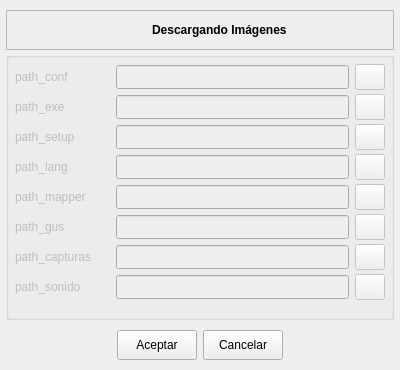
This is ui/importpath.ui in Monthy/gr-lida as Qt 5 draws it before an edit. The edited form follows.
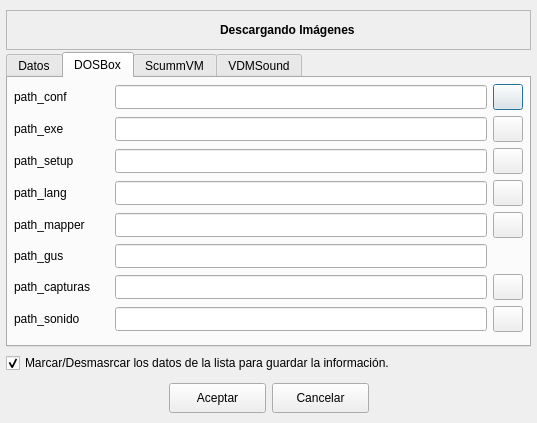
This is the edited form. The open tabs and pages were chosen to show the change. Icons and pictures are not drawn.

Commit message: Cambio de nombre de algunos de los componentes para facilitar su identificación.

What changed in the file:
```diff
--- a/ui/importpath.ui
+++ b/ui/importpath.ui
@@ -6,14 +6,14 @@
    <rect>
     <x>0</x>
     <y>0</y>
-    <width>400</width>
-    <height>370</height>
+    <width>537</width>
+    <height>423</height>
    </rect>
   </property>
   <property name="minimumSize">
    <size>
     <width>400</width>
-    <height>370</height>
+    <height>0</height>
    </size>
   </property>
   <property name="windowTitle">
@@ -23,10 +23,7 @@
    <iconset resource="../res/grlida.qrc">
     <normaloff>:/img16/grlida.png</normaloff>:/img16/grlida.png</iconset>
   </property>
-  <layout class="QVBoxLayout" name="verticalLayout">
-   <property name="spacing">
-    <number>6</number>
-   </property>
+  <layout class="QVBoxLayout" name="verticalLayout_5">
    <property name="margin">
     <number>6</number>
    </property>
@@ -125,42 +122,73 @@
     </widget>
    </item>
    <item>
-    <widget class="QGroupBox" name="gBox_path_emu">
-     <property name="enabled">
-      <bool>false</bool>
-     </property>
-     <layout class="QVBoxLayout">
-      <property name="margin">
-       <number>6</number>
-      </property>
-      <item>
-       <widget class="QStackedWidget" name="wizardPath">
-        <property name="minimumSize">
-         <size>
-          <width>16</width>
-          <height>260</height>
-         </size>
-        </property>
+    <widget class="QTabWidget" name="tabDatConf">
         <property name="currentIndex">
          <number>0</number>
         </property>
-        <widget class="QWidget" name="page_1">
-         <layout class="QVBoxLayout">
-          <property name="spacing">
-           <number>4</number>
-          </property>
+     <widget class="QWidget" name="tab_1">
+      <attribute name="icon">
+       <iconset resource="../res/grlida.qrc">
+        <normaloff>:/img16/datos_1.png</normaloff>:/img16/datos_1.png</iconset>
+      </attribute>
+      <attribute name="title">
+       <string>Datos</string>
+      </attribute>
+      <layout class="QVBoxLayout" name="verticalLayout_4">
           <property name="margin">
-           <number>0</number>
+        <number>6</number>
           </property>
           <item>
-           <layout class="QHBoxLayout" name="hLayout_7">
-            <property name="spacing">
-             <number>6</number>
-            </property>
+        <widget class="QTreeWidget" name="twDatosJuego">
+         <property name="iconSize">
+          <size>
+           <width>16</width>
+           <height>16</height>
+          </size>
+         </property>
+         <property name="rootIsDecorated">
+          <bool>false</bool>
+         </property>
+         <property name="uniformRowHeights">
+          <bool>true</bool>
+         </property>
+         <property name="allColumnsShowFocus">
+          <bool>true</bool>
+         </property>
+         <column>
+          <property name="text">
+           <string>Etiqueta</string>
+          </property>
+         </column>
+         <column>
+          <property name="text">
+           <string>Antes</string>
+          </property>
+         </column>
+         <column>
+          <property name="text">
+           <string>Despues</string>
+          </property>
+         </column>
+        </widget>
+       </item>
+      </layout>
+     </widget>
+     <widget class="QWidget" name="tab_2">
+      <attribute name="icon">
+       <iconset resource="../res/grlida.qrc">
+        <normaloff>:/img16/dosbox.png</normaloff>:/img16/dosbox.png</iconset>
+      </attribute>
+      <attribute name="title">
+       <string>DOSBox</string>
+      </attribute>
+      <layout class="QVBoxLayout" name="verticalLayout_3">
             <property name="margin">
-             <number>0</number>
+        <number>6</number>
             </property>
             <item>
+        <layout class="QGridLayout" name="gridLayout">
+         <item row="0" column="0">
              <widget class="QLabel" name="lb_path_1">
               <property name="minimumSize">
                <size>
@@ -173,8 +201,8 @@
               </property>
              </widget>
             </item>
-            <item>
-             <widget class="QLineEdit" name="txtPath_Dbx_1">
+         <item row="0" column="1">
+          <widget class="QLineEdit" name="txtDbx_path_conf">
               <property name="minimumSize">
                <size>
                 <width>0</width>
@@ -183,8 +211,8 @@
               </property>
              </widget>
             </item>
-            <item>
-             <widget class="QPushButton" name="btnDirPath_Dbx_1">
+         <item row="0" column="2">
+          <widget class="QPushButton" name="btnDbx_FileConfg">
               <property name="minimumSize">
                <size>
                 <width>30</width>
@@ -206,17 +234,7 @@
               </property>
              </widget>
             </item>
-           </layout>
-          </item>
-          <item>
-           <layout class="QHBoxLayout" name="hLayout_8">
-            <property name="spacing">
-             <number>6</number>
-            </property>
-            <property name="margin">
-             <number>0</number>
-            </property>
-            <item>
+         <item row="1" column="0">
              <widget class="QLabel" name="lb_path_2">
               <property name="minimumSize">
                <size>
@@ -229,8 +247,8 @@
               </property>
              </widget>
             </item>
-            <item>
-             <widget class="QLineEdit" name="txtPath_Dbx_2">
+         <item row="1" column="1">
+          <widget class="QLineEdit" name="txtDbx_path_exe">
               <property name="minimumSize">
                <size>
                 <width>0</width>
@@ -239,8 +257,8 @@
               </property>
              </widget>
             </item>
-            <item>
-             <widget class="QPushButton" name="btnDirPath_Dbx_2">
+         <item row="1" column="2">
+          <widget class="QPushButton" name="btnDbx_ExeJuego">
               <property name="minimumSize">
                <size>
                 <width>30</width>
@@ -262,17 +280,7 @@
               </property>
              </widget>
             </item>
-           </layout>
-          </item>
-          <item>
-           <layout class="QHBoxLayout" name="hLayout_9">
-            <property name="spacing">
-             <number>6</number>
-            </property>
-            <property name="margin">
-             <number>0</number>
-            </property>
-            <item>
+         <item row="2" column="0">
              <widget class="QLabel" name="lb_path_3">
               <property name="minimumSize">
                <size>
@@ -285,8 +293,8 @@
               </property>
              </widget>
             </item>
-            <item>
-             <widget class="QLineEdit" name="txtPath_Dbx_3">
+         <item row="2" column="1">
+          <widget class="QLineEdit" name="txtDbx_path_setup">
               <property name="minimumSize">
                <size>
                 <width>0</width>
@@ -295,8 +303,8 @@
               </property>
              </widget>
             </item>
-            <item>
-             <widget class="QPushButton" name="btnDirPath_Dbx_3">
+         <item row="2" column="2">
+          <widget class="QPushButton" name="btnDbx_ExeSetup">
               <property name="minimumSize">
                <size>
                 <width>30</width>
@@ -318,17 +326,7 @@
               </property>
              </widget>
             </item>
-           </layout>
-          </item>
-          <item>
-           <layout class="QHBoxLayout" name="hLayout_2">
-            <property name="spacing">
-             <number>6</number>
-            </property>
-            <property name="margin">
-             <number>0</number>
-            </property>
-            <item>
+         <item row="3" column="0">
              <widget class="QLabel" name="lb_path_4">
               <property name="minimumSize">
                <size>
@@ -341,8 +339,8 @@
               </property>
              </widget>
             </item>
-            <item>
-             <widget class="QLineEdit" name="txtPath_Dbx_4">
+         <item row="3" column="1">
+          <widget class="QLineEdit" name="txtDbx_dosbox_language">
               <property name="minimumSize">
                <size>
                 <width>0</width>
@@ -351,8 +349,8 @@
               </property>
              </widget>
             </item>
-            <item>
-             <widget class="QPushButton" name="btnDirPath_Dbx_4">
+         <item row="3" column="2">
+          <widget class="QPushButton" name="btnDbx_language">
               <property name="minimumSize">
                <size>
                 <width>30</width>
@@ -374,17 +372,7 @@
               </property>
              </widget>
             </item>
-           </layout>
-          </item>
-          <item>
-           <layout class="QHBoxLayout" name="hLayout_6">
-            <property name="spacing">
-             <number>6</number>
-            </property>
-            <property name="margin">
-             <number>0</number>
-            </property>
-            <item>
+         <item row="4" column="0">
              <widget class="QLabel" name="lb_path_5">
               <property name="minimumSize">
                <size>
@@ -397,8 +385,8 @@
               </property>
              </widget>
             </item>
-            <item>
-             <widget class="QLineEdit" name="txtPath_Dbx_5">
+         <item row="4" column="1">
+          <widget class="QLineEdit" name="txtDbx_sdl_mapperfile">
               <property name="minimumSize">
                <size>
                 <width>0</width>
@@ -407,8 +395,8 @@
               </property>
              </widget>
             </item>
-            <item>
-             <widget class="QPushButton" name="btnDirPath_Dbx_5">
+         <item row="4" column="2">
+          <widget class="QPushButton" name="btnDbx_mapperfile">
               <property name="minimumSize">
                <size>
                 <width>30</width>
@@ -430,17 +418,7 @@
               </property>
              </widget>
             </item>
-           </layout>
-          </item>
-          <item>
-           <layout class="QHBoxLayout" name="hLayout_3">
-            <property name="spacing">
-             <number>6</number>
-            </property>
-            <property name="margin">
-             <number>0</number>
-            </property>
-            <item>
+         <item row="5" column="0">
              <widget class="QLabel" name="lb_path_6">
               <property name="minimumSize">
                <size>
@@ -453,8 +431,8 @@
               </property>
              </widget>
             </item>
-            <item>
-             <widget class="QLineEdit" name="txtPath_Dbx_6">
+         <item row="5" column="1">
+          <widget class="QLineEdit" name="txtDbx_gus_ultradir">
               <property name="minimumSize">
                <size>
                 <width>0</width>
@@ -463,40 +441,7 @@
               </property>
              </widget>
             </item>
-            <item>
-             <widget class="QPushButton" name="btnDirPath_Dbx_6">
-              <property name="minimumSize">
-               <size>
-                <width>30</width>
-                <height>26</height>
-               </size>
-              </property>
-              <property name="maximumSize">
-               <size>
-                <width>30</width>
-                <height>26</height>
-               </size>
-              </property>
-              <property name="text">
-               <string/>
-              </property>
-              <property name="icon">
-               <iconset resource="../res/grlida.qrc">
-                <normaloff>:/img16/carpeta_0.png</normaloff>:/img16/carpeta_0.png</iconset>
-              </property>
-             </widget>
-            </item>
-           </layout>
-          </item>
-          <item>
-           <layout class="QHBoxLayout" name="hLayout_5">
-            <property name="spacing">
-             <number>6</number>
-            </property>
-            <property name="margin">
-             <number>0</number>
-            </property>
-            <item>
+         <item row="6" column="0">
              <widget class="QLabel" name="lb_path_7">
               <property name="minimumSize">
                <size>
@@ -509,8 +454,8 @@
               </property>
              </widget>
             </item>
-            <item>
-             <widget class="QLineEdit" name="txtPath_Dbx_7">
+         <item row="6" column="1">
+          <widget class="QLineEdit" name="txtDbx_dosbox_captures">
               <property name="minimumSize">
                <size>
                 <width>0</width>
@@ -519,8 +464,8 @@
               </property>
              </widget>
             </item>
-            <item>
-             <widget class="QPushButton" name="btnDirPath_Dbx_7">
+         <item row="6" column="2">
+          <widget class="QPushButton" name="btnDbx_capturas">
               <property name="minimumSize">
                <size>
                 <width>30</width>
@@ -542,17 +487,7 @@
               </property>
              </widget>
             </item>
-           </layout>
-          </item>
-          <item>
-           <layout class="QHBoxLayout" name="hLayout_4">
-            <property name="spacing">
-             <number>6</number>
-            </property>
-            <property name="margin">
-             <number>0</number>
-            </property>
-            <item>
+         <item row="7" column="0">
              <widget class="QLabel" name="lb_path_8">
               <property name="minimumSize">
                <size>
@@ -565,8 +500,8 @@
               </property>
              </widget>
             </item>
-            <item>
-             <widget class="QLineEdit" name="txtPath_Dbx_8">
+         <item row="7" column="1">
+          <widget class="QLineEdit" name="txtDbx_path_sonido">
               <property name="minimumSize">
                <size>
                 <width>0</width>
@@ -575,8 +510,8 @@
               </property>
              </widget>
             </item>
-            <item>
-             <widget class="QPushButton" name="btnDirPath_Dbx_8">
+         <item row="7" column="2">
+          <widget class="QPushButton" name="btnDbx_musica">
               <property name="minimumSize">
                <size>
                 <width>30</width>
@@ -598,9 +533,7 @@
               </property>
              </widget>
             </item>
-           </layout>
-          </item>
-          <item>
+         <item row="8" column="0">
            <spacer name="vSpacer_1">
             <property name="orientation">
              <enum>Qt::Vertical</enum>
@@ -608,30 +541,30 @@
             <property name="sizeHint" stdset="0">
              <size>
               <width>20</width>
-              <height>40</height>
+             <height>4</height>
              </size>
             </property>
            </spacer>
           </item>
          </layout>
-        </widget>
-        <widget class="QWidget" name="page_2">
-         <layout class="QVBoxLayout">
-          <property name="spacing">
-           <number>4</number>
-          </property>
+       </item>
+      </layout>
+     </widget>
+     <widget class="QWidget" name="tab_3">
+      <attribute name="icon">
+       <iconset resource="../res/grlida.qrc">
+        <normaloff>:/img16/scummvm.png</normaloff>:/img16/scummvm.png</iconset>
+      </attribute>
+      <attribute name="title">
+       <string>ScummVM</string>
+      </attribute>
+      <layout class="QVBoxLayout" name="verticalLayout_2">
           <property name="margin">
-           <number>0</number>
-          </property>
-          <item>
-           <layout class="QHBoxLayout" name="hLayout_14">
-            <property name="spacing">
              <number>6</number>
             </property>
-            <property name="margin">
-             <number>0</number>
-            </property>
             <item>
+        <layout class="QGridLayout" name="gridLayout_2">
+         <item row="0" column="0">
              <widget class="QLabel" name="lb_path_9">
               <property name="minimumSize">
                <size>
@@ -644,8 +577,8 @@
               </property>
              </widget>
             </item>
-            <item>
-             <widget class="QLineEdit" name="txtPath_Svm_1">
+         <item row="0" column="1">
+          <widget class="QLineEdit" name="txtSvm_path">
               <property name="minimumSize">
                <size>
                 <width>0</width>
@@ -654,8 +587,8 @@
               </property>
              </widget>
             </item>
-            <item>
-             <widget class="QPushButton" name="btnDirPath_Svm_1">
+         <item row="0" column="2">
+          <widget class="QPushButton" name="btnSvm_Path">
               <property name="minimumSize">
                <size>
                 <width>30</width>
@@ -677,17 +610,7 @@
               </property>
              </widget>
             </item>
-           </layout>
-          </item>
-          <item>
-           <layout class="QHBoxLayout">
-            <property name="spacing">
-             <number>6</number>
-            </property>
-            <property name="margin">
-             <number>0</number>
-            </property>
-            <item>
+         <item row="1" column="0">
              <widget class="QLabel" name="lb_path_10">
               <property name="minimumSize">
                <size>
@@ -700,8 +623,8 @@
               </property>
              </widget>
             </item>
-            <item>
-             <widget class="QLineEdit" name="txtPath_Svm_2">
+         <item row="1" column="1">
+          <widget class="QLineEdit" name="txtSvm_path_save">
               <property name="minimumSize">
                <size>
                 <width>0</width>
@@ -710,8 +633,8 @@
               </property>
              </widget>
             </item>
-            <item>
-             <widget class="QPushButton" name="btnDirPath_Svm_2">
+         <item row="1" column="2">
+          <widget class="QPushButton" name="btnSvm_PathSave">
               <property name="minimumSize">
                <size>
                 <width>30</width>
@@ -733,17 +656,7 @@
               </property>
              </widget>
             </item>
-           </layout>
-          </item>
-          <item>
-           <layout class="QHBoxLayout" name="hLayout_12">
-            <property name="spacing">
-             <number>6</number>
-            </property>
-            <property name="margin">
-             <number>0</number>
-            </property>
-            <item>
+         <item row="2" column="0">
              <widget class="QLabel" name="lb_path_11">
               <property name="minimumSize">
                <size>
@@ -756,8 +669,8 @@
               </property>
              </widget>
             </item>
-            <item>
-             <widget class="QLineEdit" name="txtPath_Svm_3">
+         <item row="2" column="1">
+          <widget class="QLineEdit" name="txtSvm_path_setup">
               <property name="minimumSize">
                <size>
                 <width>0</width>
@@ -766,8 +679,8 @@
               </property>
              </widget>
             </item>
-            <item>
-             <widget class="QPushButton" name="btnDirPath_Svm_3">
+         <item row="2" column="2">
+          <widget class="QPushButton" name="btnSvm_PathSetup">
               <property name="minimumSize">
                <size>
                 <width>30</width>
@@ -789,17 +702,7 @@
               </property>
              </widget>
             </item>
-           </layout>
-          </item>
-          <item>
-           <layout class="QHBoxLayout" name="hLayout_13">
-            <property name="spacing">
-             <number>6</number>
-            </property>
-            <property name="margin">
-             <number>0</number>
-            </property>
-            <item>
+         <item row="3" column="0">
              <widget class="QLabel" name="lb_path_12">
               <property name="minimumSize">
                <size>
@@ -812,8 +715,8 @@
               </property>
              </widget>
             </item>
-            <item>
-             <widget class="QLineEdit" name="txtPath_Svm_4">
+         <item row="3" column="1">
+          <widget class="QLineEdit" name="txtSvm_path_extra">
               <property name="minimumSize">
                <size>
                 <width>0</width>
@@ -822,8 +725,8 @@
               </property>
              </widget>
             </item>
-            <item>
-             <widget class="QPushButton" name="btnDirPath_Svm_4">
+         <item row="3" column="2">
+          <widget class="QPushButton" name="btnSvm_PathExtra">
               <property name="minimumSize">
                <size>
                 <width>30</width>
@@ -845,17 +748,7 @@
               </property>
              </widget>
             </item>
-           </layout>
-          </item>
-          <item>
-           <layout class="QHBoxLayout" name="hLayout_11">
-            <property name="spacing">
-             <number>6</number>
-            </property>
-            <property name="margin">
-             <number>0</number>
-            </property>
-            <item>
+         <item row="4" column="0">
              <widget class="QLabel" name="lb_path_13">
               <property name="minimumSize">
                <size>
@@ -868,8 +761,8 @@
               </property>
              </widget>
             </item>
-            <item>
-             <widget class="QLineEdit" name="txtPath_Svm_5">
+         <item row="4" column="1">
+          <widget class="QLineEdit" name="txtSvm_path_capturas">
               <property name="minimumSize">
                <size>
                 <width>0</width>
@@ -878,8 +771,8 @@
               </property>
              </widget>
             </item>
-            <item>
-             <widget class="QPushButton" name="btnDirPath_Svm_5">
+         <item row="4" column="2">
+          <widget class="QPushButton" name="btnSvm_PathCapturas">
               <property name="minimumSize">
                <size>
                 <width>30</width>
@@ -901,17 +794,7 @@
               </property>
              </widget>
             </item>
-           </layout>
-          </item>
-          <item>
-           <layout class="QHBoxLayout" name="hLayout_10">
-            <property name="spacing">
-             <number>6</number>
-            </property>
-            <property name="margin">
-             <number>0</number>
-            </property>
-            <item>
+         <item row="5" column="0">
              <widget class="QLabel" name="lb_path_14">
               <property name="minimumSize">
                <size>
@@ -924,8 +807,8 @@
               </property>
              </widget>
             </item>
-            <item>
-             <widget class="QLineEdit" name="txtPath_Svm_6">
+         <item row="5" column="1">
+          <widget class="QLineEdit" name="txtSvm_path_sonido">
               <property name="minimumSize">
                <size>
                 <width>0</width>
@@ -934,8 +817,8 @@
               </property>
              </widget>
             </item>
-            <item>
-             <widget class="QPushButton" name="btnDirPath_Svm_6">
+         <item row="5" column="2">
+          <widget class="QPushButton" name="btnSvm_PathSonido">
               <property name="minimumSize">
                <size>
                 <width>30</width>
@@ -957,9 +840,7 @@
               </property>
              </widget>
             </item>
-           </layout>
-          </item>
-          <item>
+         <item row="6" column="0">
            <spacer name="vSpacer_2">
             <property name="orientation">
              <enum>Qt::Vertical</enum>
@@ -973,24 +854,24 @@
            </spacer>
           </item>
          </layout>
-        </widget>
-        <widget class="QWidget" name="page_3">
-         <layout class="QVBoxLayout">
-          <property name="spacing">
-           <number>4</number>
-          </property>
+       </item>
+      </layout>
+     </widget>
+     <widget class="QWidget" name="tab_4">
+      <attribute name="icon">
+       <iconset resource="../res/grlida.qrc">
+        <normaloff>:/img16/vdmsound.png</normaloff>:/img16/vdmsound.png</iconset>
+      </attribute>
+      <attribute name="title">
+       <string>VDMSound</string>
+      </attribute>
+      <layout class="QVBoxLayout" name="verticalLayout">
           <property name="margin">
-           <number>0</number>
-          </property>
-          <item>
-           <layout class="QHBoxLayout" name="hLayout_15">
-            <property name="spacing">
              <number>6</number>
             </property>
-            <property name="margin">
-             <number>0</number>
-            </property>
             <item>
+        <layout class="QGridLayout" name="gridLayout_3">
+         <item row="0" column="0">
              <widget class="QLabel" name="lb_path_15">
               <property name="minimumSize">
                <size>
@@ -1003,8 +884,8 @@
               </property>
              </widget>
             </item>
-            <item>
-             <widget class="QLineEdit" name="txtPath_Vdms_1">
+         <item row="0" column="1">
+          <widget class="QLineEdit" name="txtVdms_path_conf">
               <property name="minimumSize">
                <size>
                 <width>0</width>
@@ -1013,8 +894,8 @@
               </property>
              </widget>
             </item>
-            <item>
-             <widget class="QPushButton" name="btnDirPath_Vdms_1">
+         <item row="0" column="2">
+          <widget class="QPushButton" name="btnVdms_PathConf">
               <property name="minimumSize">
                <size>
                 <width>30</width>
@@ -1036,17 +917,7 @@
               </property>
              </widget>
             </item>
-           </layout>
-          </item>
-          <item>
-           <layout class="QHBoxLayout" name="hLayout_16">
-            <property name="spacing">
-             <number>6</number>
-            </property>
-            <property name="margin">
-             <number>0</number>
-            </property>
-            <item>
+         <item row="1" column="0">
              <widget class="QLabel" name="lb_path_16">
               <property name="minimumSize">
                <size>
@@ -1059,8 +930,8 @@
               </property>
              </widget>
             </item>
-            <item>
-             <widget class="QLineEdit" name="txtPath_Vdms_2">
+         <item row="1" column="1">
+          <widget class="QLineEdit" name="txtVdms_path_exe">
               <property name="minimumSize">
                <size>
                 <width>0</width>
@@ -1069,8 +940,8 @@
               </property>
              </widget>
             </item>
-            <item>
-             <widget class="QPushButton" name="btnDirPath_Vdms_2">
+         <item row="1" column="2">
+          <widget class="QPushButton" name="btnVdms_PathExe">
               <property name="minimumSize">
                <size>
                 <width>30</width>
@@ -1092,9 +963,7 @@
               </property>
              </widget>
             </item>
-           </layout>
-          </item>
-          <item>
+         <item row="2" column="0">
            <spacer name="vSpacer_3">
             <property name="orientation">
              <enum>Qt::Vertical</enum>
@@ -1102,16 +971,25 @@
             <property name="sizeHint" stdset="0">
              <size>
               <width>20</width>
-              <height>40</height>
+             <height>202</height>
              </size>
             </property>
            </spacer>
           </item>
          </layout>
-        </widget>
-       </widget>
-      </item>
-     </layout>
+       </item>
+      </layout>
+     </widget>
+    </widget>
+   </item>
+   <item>
+    <widget class="QCheckBox" name="chk_selectDatos">
+     <property name="text">
+      <string>Marcar/Desmasrcar los datos de la lista para guardar la información.</string>
+     </property>
+     <property name="checked">
+      <bool>true</bool>
+     </property>
     </widget>
    </item>
    <item>
@@ -1139,7 +1017,7 @@
       <widget class="QPushButton" name="btnOk">
        <property name="minimumSize">
         <size>
-         <width>80</width>
+         <width>97</width>
          <height>30</height>
         </size>
        </property>
@@ -1156,7 +1034,7 @@
       <widget class="QPushButton" name="btnCancel">
        <property name="minimumSize">
         <size>
-         <width>80</width>
+         <width>97</width>
          <height>30</height>
         </size>
        </property>
@@ -1185,8 +1063,6 @@
     </layout>
    </item>
   </layout>
-  <zorder>gBox_path_emu</zorder>
-  <zorder>frame_info</zorder>
  </widget>
  <tabstops>
   <tabstop>txtPath_Dbx_1</tabstop>
```
Left out of the diff: 76 changed lines with no effect on the pictures. Lines whose indentation alone changed are shown as unchanged. The commit also changes 13 other files.
